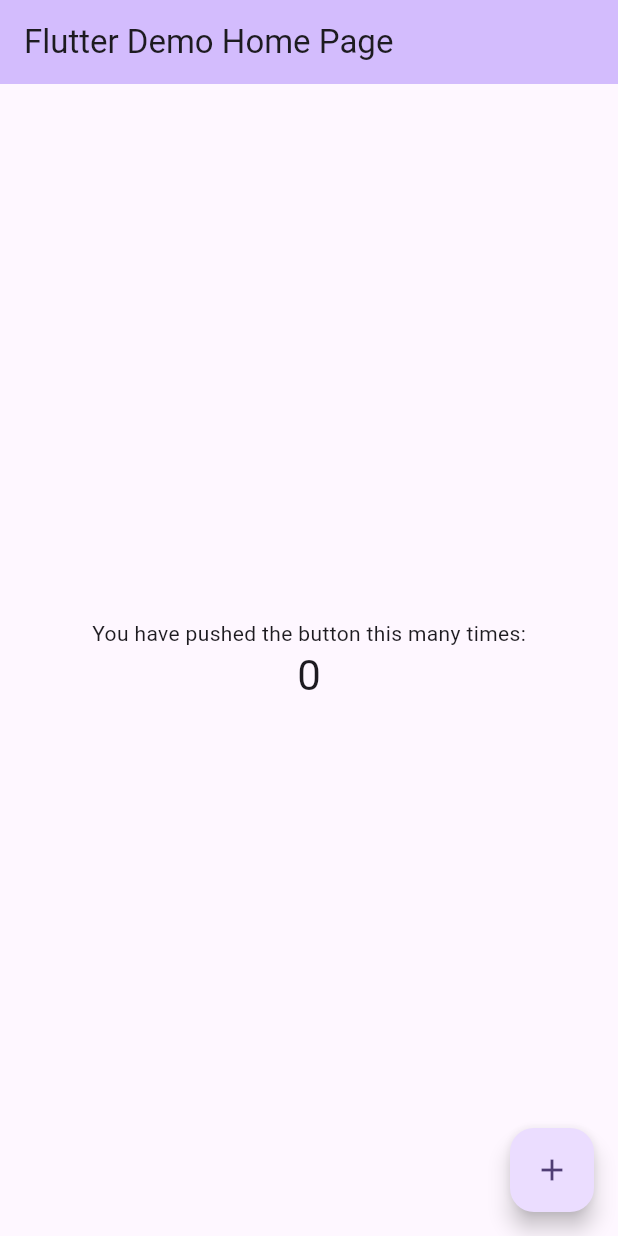
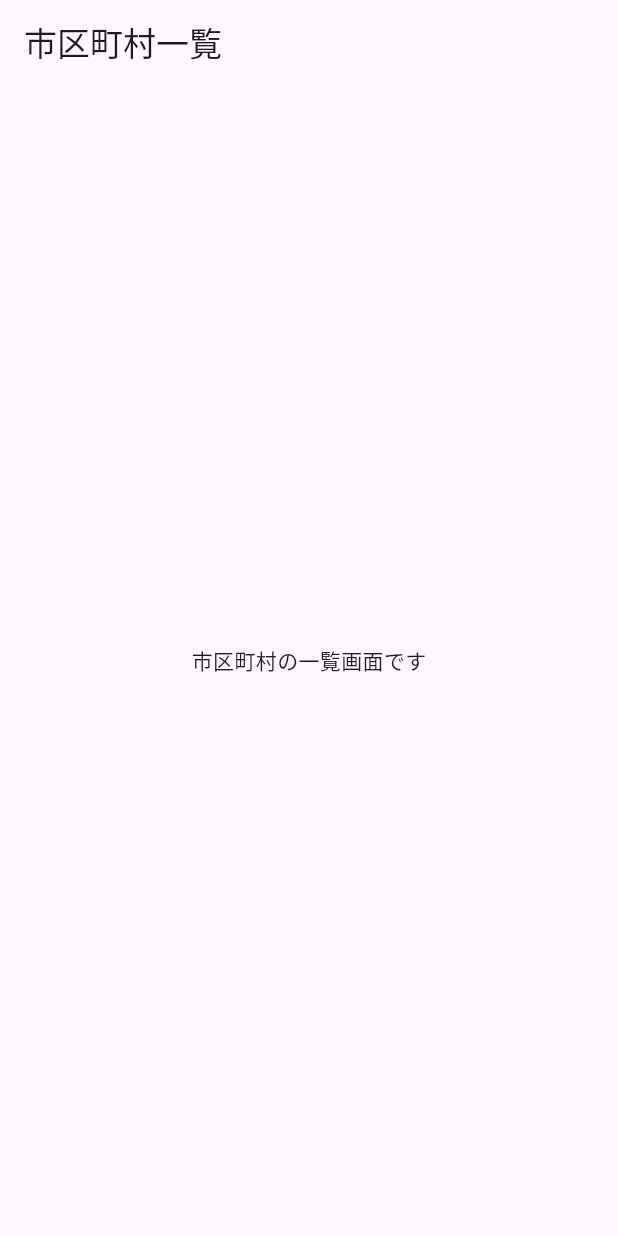
Before and after one commit to Kyo-G-Ray/resas_app, a Flutter app: the screen it shows after launch, on a phone screen of 412 x 824 dp. Run offline on Flutter 3.47's test engine with Material 3 defaults, Android fonts, the phone set to English and light mode, and no system bars.

Commit message:
citylistpageを書き換えた

```diff
--- /dev/null
+++ b/lib/city_list_page.dart
@@ -0,0 +1,17 @@
+import 'package:flutter/material.dart';
+
+class CityListPage extends StatelessWidget {
+  const CityListPage({super.key});
+
+  @override
+  Widget build(BuildContext context) {
+    return Scaffold(
+      appBar: AppBar(
+        title: const Text('市区町村一覧'),
+      ),
+      body: const Center(
+        child: Text('市区町村の一覧画面です'),
+      ),
+    );
+  }
+}
--- a/lib/main.dart
+++ b/lib/main.dart
@@ -1,4 +1,5 @@
 import 'package:flutter/material.dart';
+import 'package:myapp/city_list_page.dart';
 
 void main() {
   runApp(const MyApp());
@@ -7,119 +8,11 @@ void main() {
 class MyApp extends StatelessWidget {
   const MyApp({super.key});
 
-  // This widget is the root of your application.
   @override
   Widget build(BuildContext context) {
-    return MaterialApp(
-      title: 'Flutter Demo',
-      theme: ThemeData(
-        // This is the theme of your application.
-        //
-        // TRY THIS: Try running your application with "flutter run". You'll see
-        // the application has a purple toolbar. Then, without quitting the app,
-        // try changing the seedColor in the colorScheme below to Colors.green
-        // and then invoke "hot reload" (save your changes or press the "hot
-        // reload" button in a Flutter-supported IDE, or press "r" if you used
-        // the command line to start the app).
-        //
-        // Notice that the counter didn't reset back to zero; the application
-        // state is not lost during the reload. To reset the state, use hot
-        // restart instead.
-        //
-        // This works for code too, not just values: Most code changes can be
-        // tested with just a hot reload.
-        colorScheme: ColorScheme.fromSeed(seedColor: Colors.deepPurple),
-        useMaterial3: true,
-      ),
-      home: const MyHomePage(title: 'Flutter Demo Home Page'),
+    return const MaterialApp(
+      title: 'Flutter RESAS App',
+      home: CityListPage(),
     );
   }
 }
-
-class MyHomePage extends StatefulWidget {
-  const MyHomePage({super.key, required this.title});
-
-  // This widget is the home page of your application. It is stateful, meaning
-  // that it has a State object (defined below) that contains fields that affect
-  // how it looks.
-
-  // This class is the configuration for the state. It holds the values (in this
-  // case the title) provided by the parent (in this case the App widget) and
-  // used by the build method of the State. Fields in a Widget subclass are
-  // always marked "final".
-
-  final String title;
-
-  @override
-  State<MyHomePage> createState() => _MyHomePageState();
-}
-
-class _MyHomePageState extends State<MyHomePage> {
-  int _counter = 0;
-
-  void _incrementCounter() {
-    setState(() {
-      // This call to setState tells the Flutter framework that something has
-      // changed in this State, which causes it to rerun the build method below
-      // so that the display can reflect the updated values. If we changed
-      // _counter without calling setState(), then the build method would not be
-      // called again, and so nothing would appear to happen.
-      _counter++;
-    });
-  }
-
-  @override
-  Widget build(BuildContext context) {
-    // This method is rerun every time setState is called, for instance as done
-    // by the _incrementCounter method above.
-    //
-    // The Flutter framework has been optimized to make rerunning build methods
-    // fast, so that you can just rebuild anything that needs updating rather
-    // than having to individually change instances of widgets.
-    return Scaffold(
-      appBar: AppBar(
-        // TRY THIS: Try changing the color here to a specific color (to
-        // Colors.amber, perhaps?) and trigger a hot reload to see the AppBar
-        // change color while the other colors stay the same.
-        backgroundColor: Theme.of(context).colorScheme.inversePrimary,
-        // Here we take the value from the MyHomePage object that was created by
-        // the App.build method, and use it to set our appbar title.
-        title: Text(widget.title),
-      ),
-      body: Center(
-        // Center is a layout widget. It takes a single child and positions it
-        // in the middle of the parent.
-        child: Column(
-          // Column is also a layout widget. It takes a list of children and
-          // arranges them vertically. By default, it sizes itself to fit its
-          // children horizontally, and tries to be as tall as its parent.
-          //
-          // Column has various properties to control how it sizes itself and
-          // how it positions its children. Here we use mainAxisAlignment to
-          // center the children vertically; the main axis here is the vertical
-          // axis because Columns are vertical (the cross axis would be
-          // horizontal).
-          //
-          // TRY THIS: Invoke "debug painting" (choose the "Toggle Debug Paint"
-          // action in the IDE, or press "p" in the console), to see the
-          // wireframe for each widget.
-          mainAxisAlignment: MainAxisAlignment.center,
-          children: <Widget>[
-            const Text(
-              'You have pushed the button this many times:',
-            ),
-            Text(
-              '$_counter',
-              style: Theme.of(context).textTheme.headlineMedium,
-            ),
-          ],
-        ),
-      ),
-      floatingActionButton: FloatingActionButton(
-        onPressed: _incrementCounter,
-        tooltip: 'Increment',
-        child: const Icon(Icons.add),
-      ), // This trailing comma makes auto-formatting nicer for build methods.
-    );
-  }
-}
```
